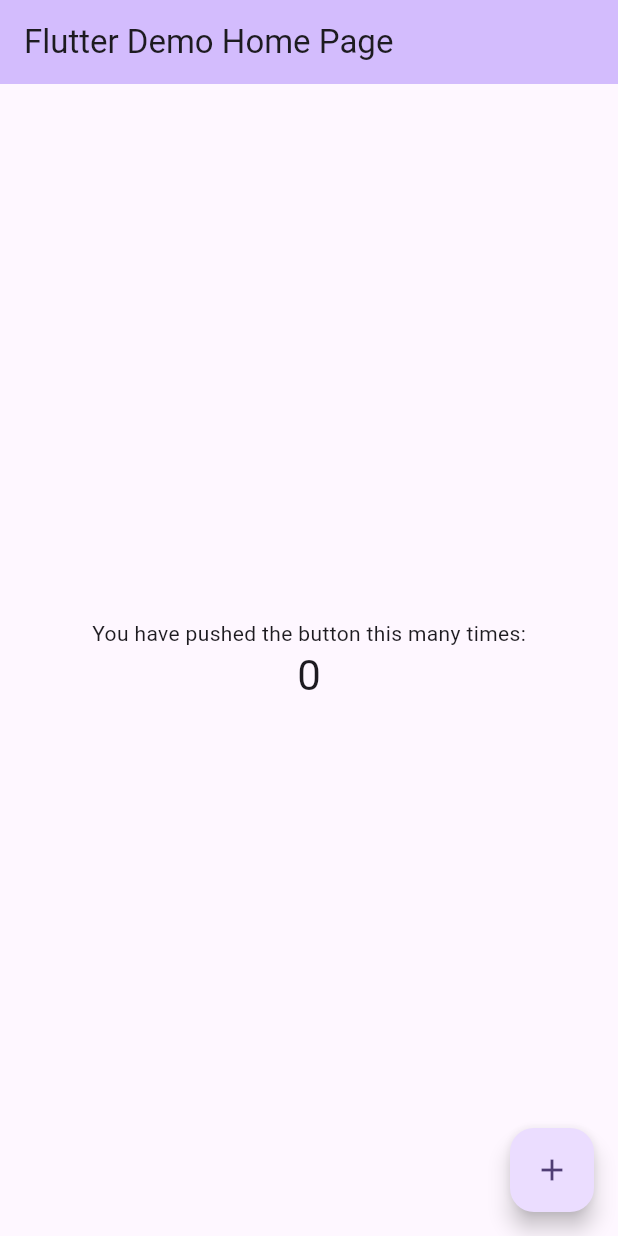
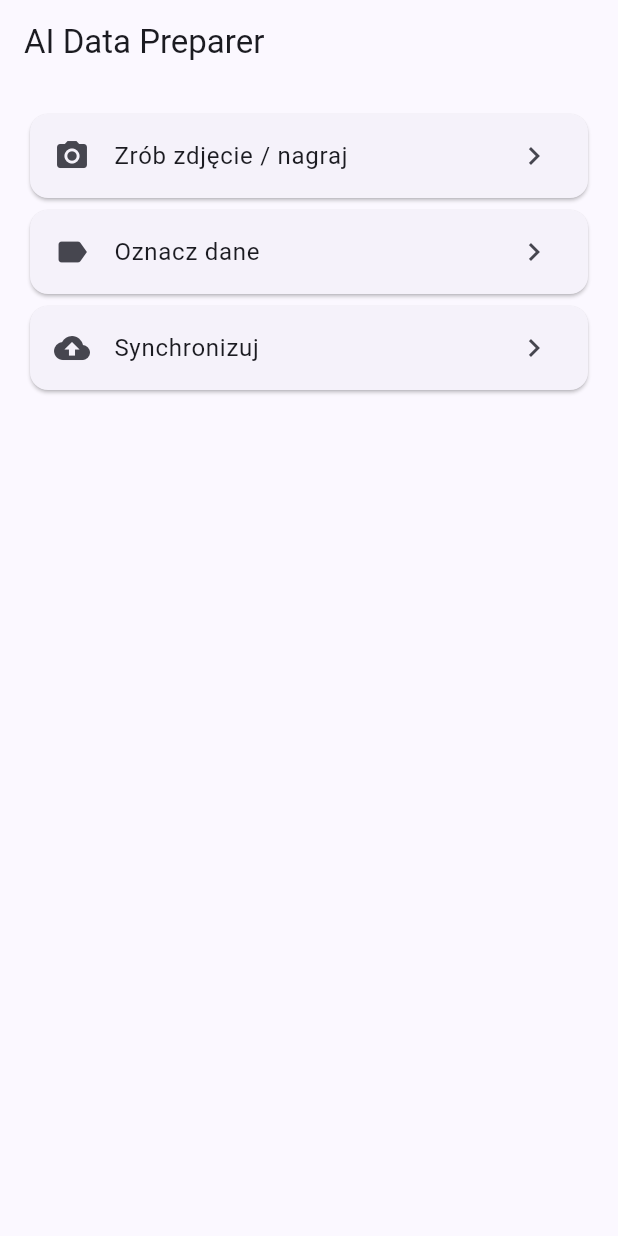
Before and after one commit to comitme/ai-database, a Flutter app: the screen it shows after launch, on a phone screen of 412 x 824 dp. Run offline on Flutter 3.47's test engine with Material 3 defaults, Android fonts, the phone set to English and light mode, and no system bars; our stand-ins replace hive, hive_flutter, hooks_riverpod, image_picker, permission_handler; missing offline and left inert: saver_gallery; accounts and stored records are empty.

Commit message:
MILESTONE 1 (COMPLETE)
-Dodanie Hive
-Dziala robienie zdjęc oraz wybieranie ich z galerii
-Działa robienie etykiet

```diff
--- a/lib/main.dart
+++ b/lib/main.dart
@@ -1,122 +1,26 @@
 import 'package:flutter/material.dart';
+import 'package:hooks_riverpod/hooks_riverpod.dart';
+import 'package:hive_flutter/hive_flutter.dart';
 
-void main() {
-  runApp(const MyApp());
+import 'models/data_item.dart';
+import 'screens/dashboard_screen.dart';
+
+Future<void> main() async {
+  WidgetsFlutterBinding.ensureInitialized();
+  await Hive.initFlutter();
+  Hive.registerAdapter(DataItemAdapter());
+  await Hive.openBox<DataItem>('items');
+  runApp(const ProviderScope(child: MyApp()));
 }
 
 class MyApp extends StatelessWidget {
   const MyApp({super.key});
 
-  // This widget is the root of your application.
   @override
-  Widget build(BuildContext context) {
-    return MaterialApp(
-      title: 'Flutter Demo',
-      theme: ThemeData(
-        // This is the theme of your application.
-        //
-        // TRY THIS: Try running your application with "flutter run". You'll see
-        // the application has a purple toolbar. Then, without quitting the app,
-        // try changing the seedColor in the colorScheme below to Colors.green
-        // and then invoke "hot reload" (save your changes or press the "hot
-        // reload" button in a Flutter-supported IDE, or press "r" if you used
-        // the command line to start the app).
-        //
-        // Notice that the counter didn't reset back to zero; the application
-        // state is not lost during the reload. To reset the state, use hot
-        // restart instead.
-        //
-        // This works for code too, not just values: Most code changes can be
-        // tested with just a hot reload.
-        colorScheme: ColorScheme.fromSeed(seedColor: Colors.deepPurple),
-      ),
-      home: const MyHomePage(title: 'Flutter Demo Home Page'),
-    );
-  }
+  Widget build(BuildContext context) => MaterialApp(
+    title: 'AI Data Preparer',
+    theme: ThemeData(useMaterial3: true, colorSchemeSeed: Colors.indigo),
+    darkTheme: ThemeData.dark(useMaterial3: true),
+    home: const DashboardScreen(),
+  );
 }
-
-class MyHomePage extends StatefulWidget {
-  const MyHomePage({super.key, required this.title});
-
-  // This widget is the home page of your application. It is stateful, meaning
-  // that it has a State object (defined below) that contains fields that affect
-  // how it looks.
-
-  // This class is the configuration for the state. It holds the values (in this
-  // case the title) provided by the parent (in this case the App widget) and
-  // used by the build method of the State. Fields in a Widget subclass are
-  // always marked "final".
-
-  final String title;
-
-  @override
-  State<MyHomePage> createState() => _MyHomePageState();
-}
-
-class _MyHomePageState extends State<MyHomePage> {
-  int _counter = 0;
-
-  void _incrementCounter() {
-    setState(() {
-      // This call to setState tells the Flutter framework that something has
-      // changed in this State, which causes it to rerun the build method below
-      // so that the display can reflect the updated values. If we changed
-      // _counter without calling setState(), then the build method would not be
-      // called again, and so nothing would appear to happen.
-      _counter++;
-    });
-  }
-
-  @override
-  Widget build(BuildContext context) {
-    // This method is rerun every time setState is called, for instance as done
-    // by the _incrementCounter method above.
-    //
-    // The Flutter framework has been optimized to make rerunning build methods
-    // fast, so that you can just rebuild anything that needs updating rather
-    // than having to individually change instances of widgets.
-    return Scaffold(
-      appBar: AppBar(
-        // TRY THIS: Try changing the color here to a specific color (to
-        // Colors.amber, perhaps?) and trigger a hot reload to see the AppBar
-        // change color while the other colors stay the same.
-        backgroundColor: Theme.of(context).colorScheme.inversePrimary,
-        // Here we take the value from the MyHomePage object that was created by
-        // the App.build method, and use it to set our appbar title.
-        title: Text(widget.title),
-      ),
-      body: Center(
-        // Center is a layout widget. It takes a single child and positions it
-        // in the middle of the parent.
-        child: Column(
-          // Column is also a layout widget. It takes a list of children and
-          // arranges them vertically. By default, it sizes itself to fit its
-          // children horizontally, and tries to be as tall as its parent.
-          //
-          // Column has various properties to control how it sizes itself and
-          // how it positions its children. Here we use mainAxisAlignment to
-          // center the children vertically; the main axis here is the vertical
-          // axis because Columns are vertical (the cross axis would be
-          // horizontal).
-          //
-          // TRY THIS: Invoke "debug painting" (choose the "Toggle Debug Paint"
-          // action in the IDE, or press "p" in the console), to see the
-          // wireframe for each widget.
-          mainAxisAlignment: MainAxisAlignment.center,
-          children: <Widget>[
-            const Text('You have pushed the button this many times:'),
-            Text(
-              '$_counter',
-              style: Theme.of(context).textTheme.headlineMedium,
-            ),
-          ],
-        ),
-      ),
-      floatingActionButton: FloatingActionButton(
-        onPressed: _incrementCounter,
-        tooltip: 'Increment',
-        child: const Icon(Icons.add),
-      ), // This trailing comma makes auto-formatting nicer for build methods.
-    );
-  }
-}
--- /dev/null
+++ b/lib/screens/dashboard_screen.dart
@@ -0,0 +1,59 @@
+import 'package:flutter/material.dart';
+import 'package:ai_data_preparer/screens/capture_screen.dart';
+import 'package:ai_data_preparer/screens/tag_screen.dart';
+import 'package:ai_data_preparer/screens/sync_screen.dart';
+
+class DashboardScreen extends StatelessWidget {
+  const DashboardScreen({super.key});
+
+  @override
+  Widget build(BuildContext context) => Scaffold(
+    appBar: AppBar(title: const Text('AI Data Preparer')),
+    body: ListView(
+      padding: const EdgeInsets.all(16),
+      children: [
+        _Tile(
+          Icons.camera_alt,
+          'Zrób zdjęcie / nagraj',
+          () => Navigator.push(
+            context,
+            MaterialPageRoute(builder: (_) => const CaptureScreen()),
+          ),
+        ),
+        _Tile(
+          Icons.label,
+          'Oznacz dane',
+          () => Navigator.push(
+            context,
+            MaterialPageRoute(builder: (_) => const TagScreen()),
+          ),
+        ),
+        _Tile(
+          Icons.cloud_upload,
+          'Synchronizuj',
+          () => Navigator.push(
+            context,
+            MaterialPageRoute(builder: (_) => const SyncScreen()),
+          ),
+        ),
+      ],
+    ),
+  );
+}
+
+class _Tile extends StatelessWidget {
+  const _Tile(this.icon, this.title, this.onTap);
+  final IconData icon;
+  final String title;
+  final VoidCallback onTap;
+
+  @override
+  Widget build(BuildContext context) => Card(
+    child: ListTile(
+      leading: Icon(icon),
+      title: Text(title),
+      trailing: const Icon(Icons.chevron_right),
+      onTap: onTap,
+    ),
+  );
+}
```
Also changed, not shown: lib/models/data_item.dart (added, +26 -0 lines), lib/providers/data_provider.dart (added, +36 -0 lines), lib/screens/capture_screen.dart (added, +70 -0 lines), lib/screens/sync_screen.dart (added, +37 -0 lines), lib/screens/tag_screen.dart (added, +59 -0 lines), lib/services/api_service.dart (added, +7 -0 lines), lib/services/storage_service.dart (added, +11 -0 lines), lib/utils/permissions.dart (added, +8 -0 lines), pubspec.yaml (+17 -0 lines), lib/models/data_item.g.dart (added), pubspec.lock, 339 other files.
